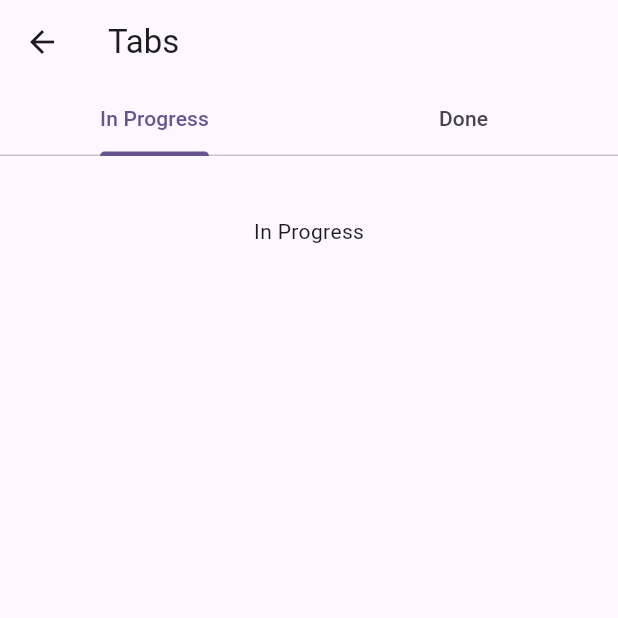
After one commit to yysrll/yuai_kit, a Flutter app: the TabPage screen opened directly, on a phone screen of 412 x 824 dp, the top half of it. The commit adds this screen. Run offline on Flutter 3.47's test engine with Material 3 defaults, Android fonts, the phone set to English and light mode, and no system bars; our stand-ins replace flutter_screenutil, google_fonts.

Commit message:
ADD(component): tab

```diff
--- a/example/lib/home_page.dart
+++ b/example/lib/home_page.dart
@@ -1,8 +1,10 @@
 import 'package:example/helpers/models/menu_example.dart';
-import 'package:example/pages/button_page.dart';
-import 'package:example/pages/snackbar_page.dart';
-import 'package:example/pages/text_field_page.dart';
+import 'package:example/pages/components/tab_page.dart';
 import 'package:flutter/material.dart';
+
+import 'pages/components/button_page.dart';
+import 'pages/components/snackbar_page.dart';
+import 'pages/components/text_field_page.dart';
 
 class HomePage extends StatelessWidget {
   const HomePage({super.key});
@@ -58,4 +60,8 @@ const menus = [
     title: 'SnackBar',
     child: SnackBarPage(),
   ),
+  MenuExample(
+    title: 'Tab',
+    child: TabPage(),
+  ),
 ];
--- /dev/null
+++ b/example/lib/pages/components/tab_page.dart
@@ -0,0 +1,45 @@
+import 'package:flutter/material.dart';
+import 'package:yuai_kit/yuai_kit.dart';
+
+class TabPage extends StatelessWidget {
+  const TabPage({super.key});
+
+  @override
+  Widget build(BuildContext context) {
+    return Scaffold(
+      appBar: AppBar(
+        title: const Text('Tabs'),
+      ),
+      body: ListView(
+        children: const [
+          DefaultTabController(
+            length: 2,
+            child: Column(
+              children: [
+                YuaiTab(
+                  tabs: [
+                    Tab(text: 'In Progress'),
+                    Tab(text: 'Done'),
+                  ],
+                ),
+                SizedBox(
+                  height: 100,
+                  child: TabBarView(
+                    children: [
+                      Center(
+                        child: Text('In Progress'),
+                      ),
+                      Center(
+                        child: Text('Done'),
+                      ),
+                    ],
+                  ),
+                ),
+              ],
+            ),
+          ),
+        ],
+      ),
+    );
+  }
+}
--- /dev/null
+++ b/lib/components/tabs/tabs.dart
@@ -0,0 +1 @@
+export 'yuai_tab.dart';
--- /dev/null
+++ b/lib/components/tabs/yuai_tab.dart
@@ -0,0 +1,17 @@
+import 'package:flutter/material.dart';
+
+class YuaiTab extends StatelessWidget {
+  final List<Widget> tabs;
+
+  const YuaiTab({
+    super.key,
+    required this.tabs,
+  });
+
+  @override
+  Widget build(BuildContext context) {
+    return TabBar(
+      tabs: tabs,
+    );
+  }
+}
--- a/lib/yuai_kit.dart
+++ b/lib/yuai_kit.dart
@@ -5,5 +5,6 @@ export 'package:flutter_screenutil/flutter_screenutil.dart';
 
 // Components
 export 'components/button/button.dart';
+export 'components/snackbar/snackbar.dart';
+export 'components/tabs/tabs.dart';
 export 'components/text_field/text_field.dart';
-export 'components/snackbar/snackbar.dart';
```
Also changed, not shown: example/lib/main.dart (+0 -16 lines), example/lib/pages/components/button_page.dart (renamed from example/lib/pages/button_page.dart), example/lib/pages/components/snackbar_page.dart (renamed from example/lib/pages/snackbar_page.dart), example/lib/pages/components/text_field_page.dart (renamed from example/lib/pages/text_field_page.dart), 4 other files.
